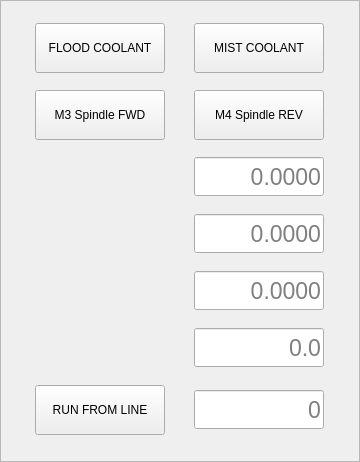
Before: the Qt Designer form probe_basic/run_from_line_dialog.ui in kcjengr/probe_basic, drawn with Qt 5.
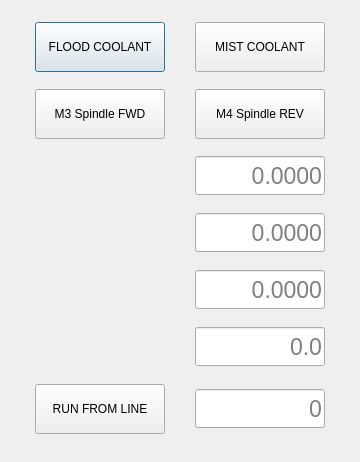
After: the same form once the commit is applied. Custom widgets are drawn as their Qt base class.

Commit message: change dialog base class from QFrame to QDialog

```diff
--- a/probe_basic/run_from_line_dialog.ui
+++ b/probe_basic/run_from_line_dialog.ui
@@ -1,7 +1,7 @@
 <?xml version="1.0" encoding="UTF-8"?>
 <ui version="4.0">
  <class>Frame</class>
- <widget class="QFrame" name="Frame">
+ <widget class="QDialog" name="Dialog">
   <property name="geometry">
    <rect>
     <x>0</x>
@@ -13,12 +13,6 @@
   <property name="windowTitle">
    <string>Frame</string>
   </property>
-  <property name="frameShape">
-   <enum>QFrame::StyledPanel</enum>
-  </property>
-  <property name="frameShadow">
-   <enum>QFrame::Raised</enum>
-  </property>
   <layout class="QGridLayout" name="gridLayout">
    <item row="0" column="0">
     <widget class="VCPSettingsPushButton" name="rfh_flood_coolant_on">
```
The commit also changes 3 other files.
